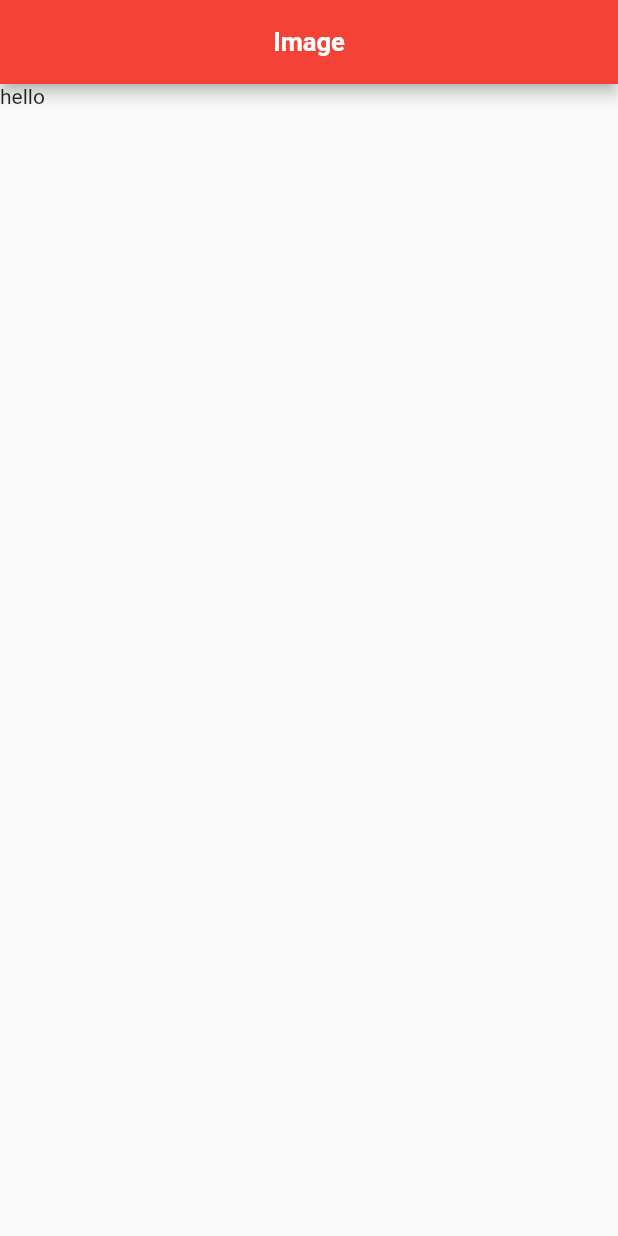
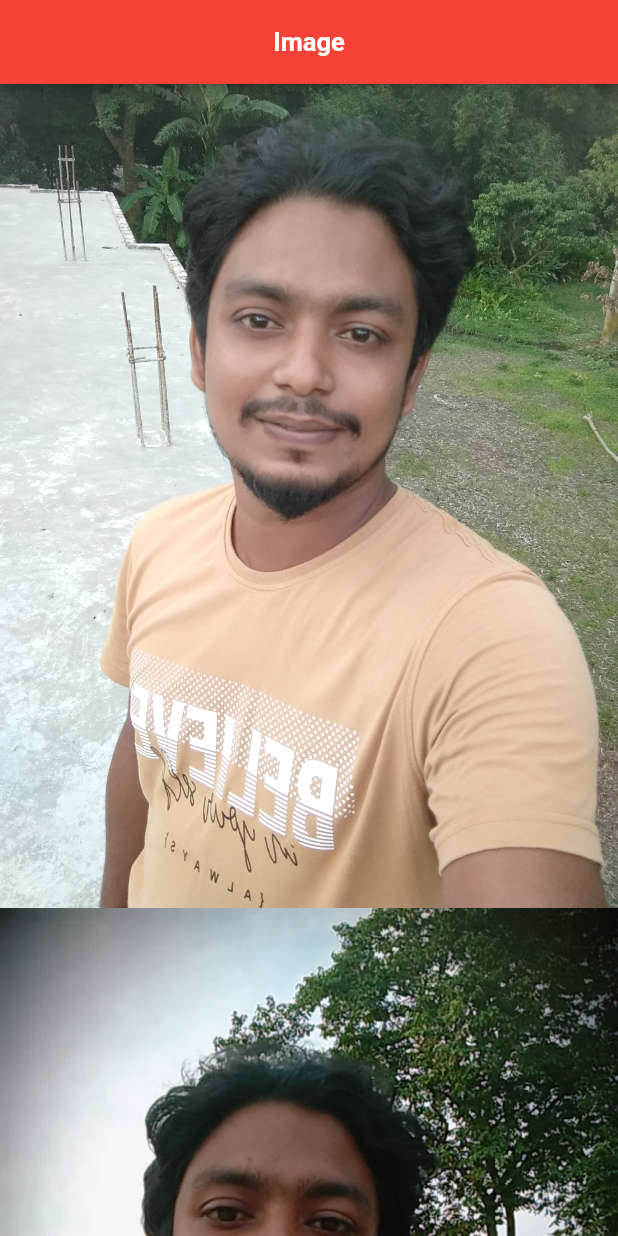
Before and after one commit to hadiuzzaman524/Flutter-Area, a Flutter app: the screen it shows after launch, on a phone screen of 412 x 824 dp. Run offline on Flutter 3.47's test engine with Material 2 defaults, Android fonts, the phone set to English and light mode, and no system bars.

Commit message:
working done

```diff
--- a/image/lib/main.dart
+++ b/image/lib/main.dart
@@ -45,12 +45,24 @@ class MyHomePage extends StatelessWidget {
 
   @override
   Widget build(BuildContext context) {
+AssetImage assetImage=AssetImage('images/first.jpg');
+Image image=Image(image: assetImage,);
+
+AssetImage assetImage2=AssetImage('images/second.jpg');
+Image image2=Image(image: assetImage2,);
 
     return Scaffold(
       appBar: AppBar(
         title: Text(title),
       ),
-      body: Text('hello'),
+      /*
+      বডির মধ্যে অনেক গুল উইজেট দেখানোর জন্য কলাম উইজেট ব্যাবহার করা হয়,
+      সেটা দেখাবে নিচে নিচে।।
+      আবার রো ব্যাবহার করা হয় পাশে পাশে দেখানোর জন্য...
+       */
+      body:Column(
+        children: [image,image2],
+      )
     );
   }
 }
```
Also changed, not shown: image/pubspec.yaml (+5 -5 lines), image/images/first.jpg (renamed from image/image/IMG_20200904_174050.jpg), image/images/second.jpg (renamed from image/image/IMG_20200904_174420.jpg), 3 other files.
